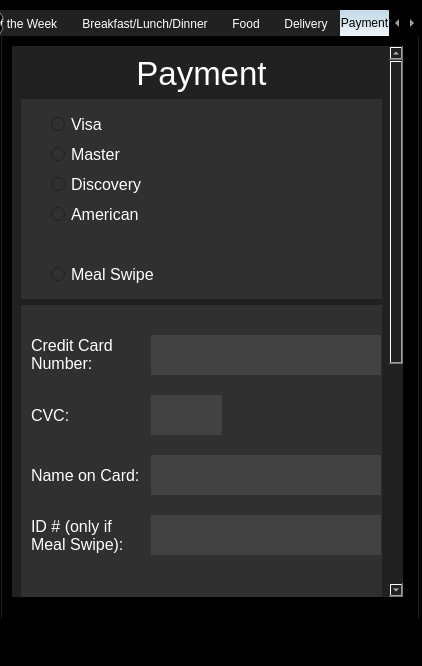
The window that Gwinner/mainwindow.ui (SPUKeenan/GwinnerEats) describes before a commit, drawn with Qt 5.
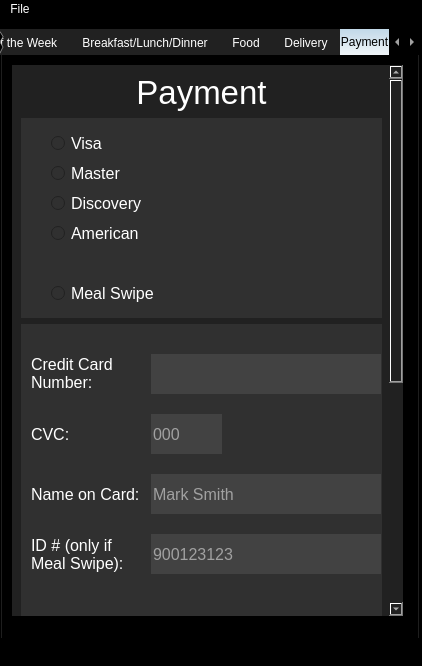
The same window after the commit. The open tabs and pages were chosen to show the change. Icons and pictures are not drawn.

Diff of the .ui file:
```diff
--- a/Gwinner/mainwindow.ui
+++ b/Gwinner/mainwindow.ui
@@ -1133,7 +1133,7 @@
        <property name="geometry">
         <rect>
          <x>0</x>
-         <y>-396</y>
+         <y>0</y>
          <width>379</width>
          <height>947</height>
         </rect>
@@ -1370,6 +1370,15 @@
            <property name="styleSheet">
             <string notr="true">background-color: rgb(66, 66, 66);</string>
            </property>
+           <property name="inputMask">
+            <string/>
+           </property>
+           <property name="maxLength">
+            <number>3</number>
+           </property>
+           <property name="placeholderText">
+            <string>000</string>
+           </property>
           </widget>
           <widget class="QLabel" name="label_3">
            <property name="geometry">
@@ -1406,6 +1415,15 @@
            <property name="styleSheet">
             <string notr="true">background-color: rgb(66, 66, 66);</string>
            </property>
+           <property name="inputMask">
+            <string/>
+           </property>
+           <property name="text">
+            <string/>
+           </property>
+           <property name="placeholderText">
+            <string>Mark Smith</string>
+           </property>
           </widget>
           <widget class="QLabel" name="label_14">
            <property name="geometry">
@@ -1445,6 +1463,15 @@
            <property name="styleSheet">
             <string notr="true">background-color: rgb(66, 66, 66);</string>
            </property>
+           <property name="inputMask">
+            <string/>
+           </property>
+           <property name="maxLength">
+            <number>9</number>
+           </property>
+           <property name="placeholderText">
+            <string>900123123</string>
+           </property>
           </widget>
          </widget>
         </item>
@@ -2538,6 +2565,29 @@
      <height>22</height>
     </rect>
    </property>
+   <property name="styleSheet">
+    <string notr="true">QMenubar::tab:selected,
+QMenutab::tab:hover
+{
+ border-top-color: #1D2A32;
+    border-color: #40494E;
+    color: black;
+    background: qlineargradient(x1: 0, y1: 0, x2: 0, y2: 1, stop: 0 #C1D8E8, stop: 1 #F0F5F8);
+}</string>
+   </property>
+   <property name="defaultUp">
+    <bool>false</bool>
+   </property>
+   <widget class="QMenu" name="menuFile">
+    <property name="styleSheet">
+     <string notr="true"/>
+    </property>
+    <property name="title">
+     <string>File</string>
+    </property>
+    <addaction name="actionExit"/>
+   </widget>
+   <addaction name="menuFile"/>
   </widget>
   <widget class="QStatusBar" name="statusbar"/>
  </widget>
```
Left out of the diff: 56 changed lines with no effect on the pictures.
